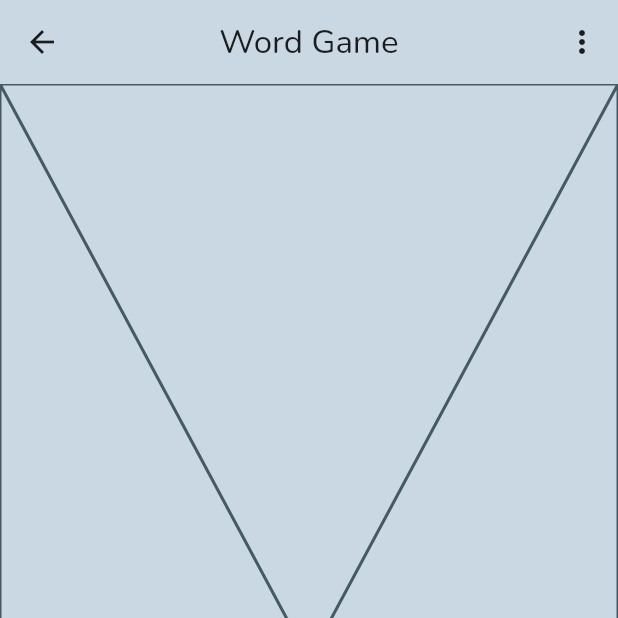
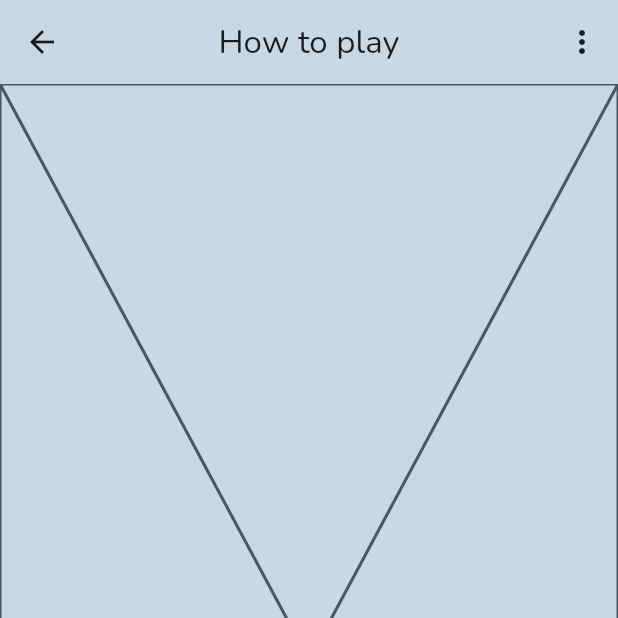
Before and after one commit to sstream17/word-game-2, a Flutter app: the HowToPlay screen opened by its route, on a phone screen of 412 x 824 dp, the top half of it. Run offline on Flutter 3.47's test engine with Material 3 defaults, Android fonts, the phone set to English and light mode, and no system bars; our stand-ins replace google_fonts, hive, hive_flutter, url_strategy; accounts and stored records are empty.

Commit message:
Rename title of "How to play" page

```diff
--- a/game/lib/how_to_play.dart
+++ b/game/lib/how_to_play.dart
@@ -8,7 +8,7 @@ class HowToPlay extends StatelessWidget {
   Widget build(BuildContext context) {
     return Scaffold(
       appBar: GameAppBar(
-        title: "Word Game",
+        title: "How to play",
       ),
       body: const Placeholder(),
     );
```
